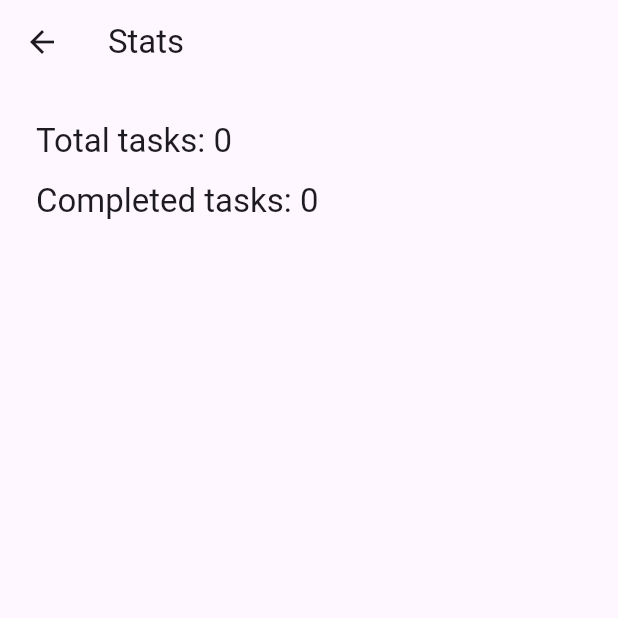
After one commit to hammam-elsheikh/TrackIt, a Flutter app: the screen it shows after launch, in the side drawer, after a tap on "Stats", on a phone screen of 412 x 824 dp, the top half of it. The commit adds this screen. Run offline on Flutter 3.47's test engine with Material 3 defaults, Android fonts, the phone set to English and light mode, and no system bars; our stand-ins replace shared_preferences.

Commit message:
added menu with settings and stats

```diff
--- /dev/null
+++ b/lib/models/app_menu_item.dart
@@ -0,0 +1 @@
+enum AppMenuItem { completed, stats, settings }
--- a/lib/screens/home_screen.dart
+++ b/lib/screens/home_screen.dart
@@ -5,6 +5,9 @@ import 'task_details_screen.dart';
 import 'dart:math';
 import 'completed_tasks_screen.dart';
 import '../services/storage_service.dart';
+import '../models/app_menu_item.dart';
+import 'stats_screen.dart';
+import 'settings_screen.dart';
 
 class HomeScreen extends StatefulWidget {
   const HomeScreen({super.key});
@@ -14,6 +17,93 @@ class HomeScreen extends StatefulWidget {
 }
 
 class _HomeScreenState extends State<HomeScreen> {
+  Drawer _buildAppDrawer() {
+    return Drawer(
+      child: SafeArea(
+        child: Column(
+          children: [
+            const ListTile(
+              title: Text(
+                'Menu',
+                style: TextStyle(fontSize: 20, fontWeight: FontWeight.bold),
+              ),
+            ),
+            const Divider(),
+
+            ListTile(
+              leading: const Icon(Icons.bar_chart),
+              title: const Text('Stats'),
+              onTap: () {
+                Navigator.pop(context); // close drawer
+                Navigator.push(
+                  context,
+                  MaterialPageRoute(builder: (_) => StatsScreen(tasks: _tasks)),
+                );
+              },
+            ),
+
+            ListTile(
+              leading: const Icon(Icons.settings),
+              title: const Text('Settings'),
+              onTap: () {
+                Navigator.pop(context); // close drawer
+                Navigator.push(
+                  context,
+                  MaterialPageRoute(builder: (_) => const SettingsScreen()),
+                );
+              },
+            ),
+          ],
+        ),
+      ),
+    );
+  }
+
+  Widget _buildSideMenu(BuildContext context) {
+    return Drawer(
+      child: SafeArea(
+        child: Column(
+          crossAxisAlignment: CrossAxisAlignment.stretch,
+          children: [
+            const Padding(
+              padding: EdgeInsets.all(16),
+              child: Text(
+                'Menu',
+                style: TextStyle(fontSize: 20, fontWeight: FontWeight.bold),
+              ),
+            ),
+
+            const Divider(),
+
+            ListTile(
+              leading: const Icon(Icons.bar_chart),
+              title: const Text('Stats'),
+              onTap: () {
+                Navigator.pop(context); // close drawer
+                Navigator.push(
+                  context,
+                  MaterialPageRoute(builder: (_) => StatsScreen(tasks: _tasks)),
+                );
+              },
+            ),
+
+            ListTile(
+              leading: const Icon(Icons.settings),
+              title: const Text('Settings'),
+              onTap: () {
+                Navigator.pop(context); // close drawer
+                Navigator.push(
+                  context,
+                  MaterialPageRoute(builder: (_) => const SettingsScreen()),
+                );
+              },
+            ),
+          ],
+        ),
+      ),
+    );
+  }
+
   final List<Task> _tasks = [];
 
   void _openCompletedTasks() {
@@ -99,6 +189,7 @@ class _HomeScreenState extends State<HomeScreen> {
   @override
   Widget build(BuildContext context) {
     return Scaffold(
+      drawer: _buildAppDrawer(),
       appBar: AppBar(
         title: const Text('Tasks'),
         actions: [
--- /dev/null
+++ b/lib/screens/stats_screen.dart
@@ -0,0 +1,34 @@
+import 'package:flutter/material.dart';
+import '../models/task.dart';
+
+class StatsScreen extends StatelessWidget {
+  final List<Task> tasks;
+
+  const StatsScreen({super.key, required this.tasks});
+
+  @override
+  Widget build(BuildContext context) {
+    final completed = tasks.where((t) => t.isDone).length;
+
+    return Scaffold(
+      appBar: AppBar(title: const Text('Stats')),
+      body: Padding(
+        padding: const EdgeInsets.all(24),
+        child: Column(
+          crossAxisAlignment: CrossAxisAlignment.start,
+          children: [
+            Text(
+              'Total tasks: ${tasks.length}',
+              style: Theme.of(context).textTheme.titleLarge,
+            ),
+            const SizedBox(height: 12),
+            Text(
+              'Completed tasks: $completed',
+              style: Theme.of(context).textTheme.titleLarge,
+            ),
+          ],
+        ),
+      ),
+    );
+  }
+}
--- /dev/null
+++ b/lib/services/app_settings.dart
@@ -0,0 +1,6 @@
+import 'package:flutter/material.dart';
+
+class AppSettings {
+  static final themeMode = ValueNotifier<ThemeMode>(ThemeMode.light);
+  static final fontScale = ValueNotifier<double>(1.0);
+}
```
Also changed, not shown: lib/screens/settings_screen.dart (added, +13 -0 lines).
